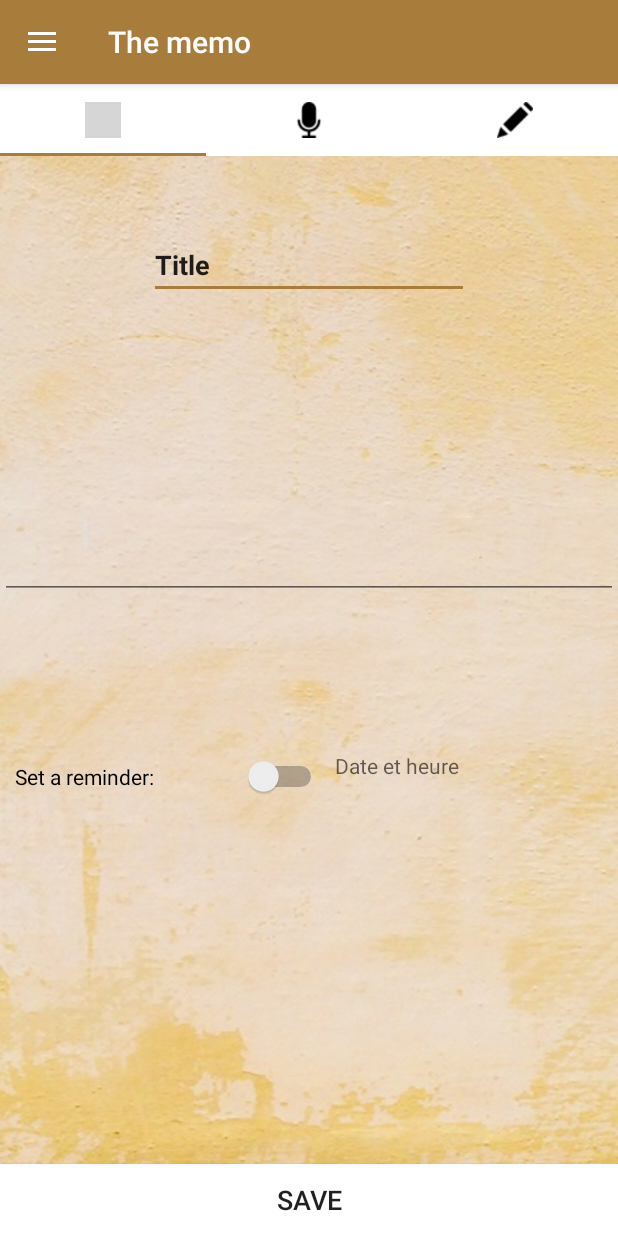
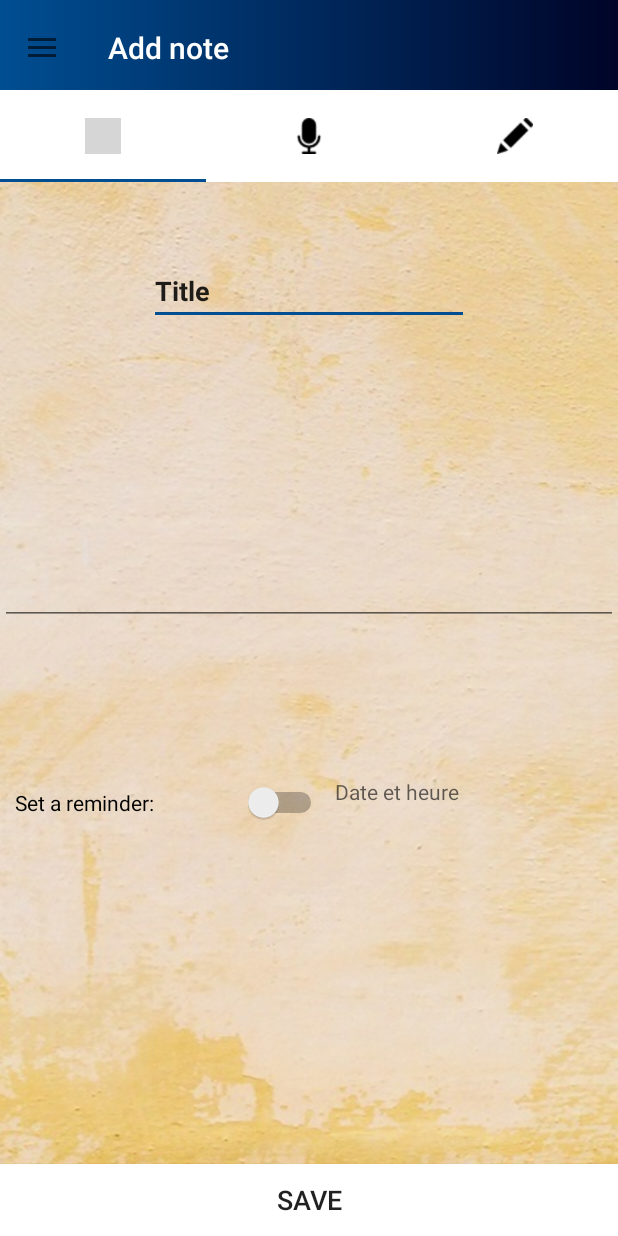
Before and after one commit to IMagwaI/Memo-app, an Android app: the screen it shows after launch (AddActivity), in the side drawer, after a tap on "Add a Note", on a phone screen of 412 x 824 dp. Run offline under Robolectric (Android 15) with nearby library versions, the phone set to English and light mode, and no system bars; our stand-ins replace Room's generated code; 1 statement that could not run was skipped; grey boxes are pictures that could not be loaded.

Commit message:
add gradient colors

```diff
--- a/app/src/main/java/com/example/myapplication/AddActivity.kt
+++ b/app/src/main/java/com/example/myapplication/AddActivity.kt
@@ -3,6 +3,7 @@ package com.example.myapplication
 import android.app.DatePickerDialog
 import android.app.TimePickerDialog
 import android.content.Intent
+import android.graphics.Color
 import android.icu.text.SimpleDateFormat
 import android.icu.util.Calendar
 import android.os.Build
@@ -15,6 +16,7 @@ import android.widget.Toast
 import androidx.annotation.RequiresApi
 import androidx.appcompat.app.ActionBarDrawerToggle
 import androidx.appcompat.app.AppCompatActivity
+import androidx.appcompat.widget.Toolbar
 import androidx.drawerlayout.widget.DrawerLayout
 import androidx.viewpager.widget.ViewPager
 import com.example.myapplication.fragments.descriptionNote
@@ -37,6 +39,11 @@ class AddActivity : BaseActivity() {
     override fun onCreate(savedInstanceState: Bundle?) {
         super.onCreate(savedInstanceState)
         setContentView(R.layout.activity_add)
+        title = "Add note"
+        val toolbar: Toolbar = findViewById(R.id.toolbar)
+        toolbar.setTitleTextColor(Color.WHITE)
+        setSupportActionBar(toolbar)
+
         idNote = intent.getIntExtra("id", 0)
         if (idNote!! > 0) {
             titleNote = intent.getStringExtra("title")
@@ -44,7 +51,6 @@ class AddActivity : BaseActivity() {
         }
 
 
-        title = "The memo"
         tabLayout = findViewById(R.id.tabLayout)
         viewPager = findViewById(R.id.viewPager)
         tabLayout.addTab(tabLayout.newTab().setIcon(R.mipmap.text))
--- a/app/src/main/java/com/example/myapplication/DrawShowActivity.kt
+++ b/app/src/main/java/com/example/myapplication/DrawShowActivity.kt
@@ -1,8 +1,10 @@
 package com.example.myapplication
 
 import android.graphics.BitmapFactory
+import android.graphics.Color
 import android.os.Bundle
 import androidx.appcompat.app.AppCompatActivity
+import androidx.appcompat.widget.Toolbar
 
 class DrawShowActivity : AppCompatActivity() {
         var id:Int?=null
@@ -11,6 +13,9 @@ class DrawShowActivity : AppCompatActivity() {
             val img=intent.getByteArrayExtra("img")
             super.onCreate(savedInstanceState)
             setContentView(R.layout.draw_show_activity)
+            val toolbar: Toolbar = findViewById(R.id.toolbar)
+            toolbar.setTitleTextColor(Color.WHITE)
+            setSupportActionBar(toolbar)
             println(img)
             if(img!=null) {
                 id=intent.getIntExtra("id", -1)
--- a/app/src/main/java/com/example/myapplication/MainActivity.kt
+++ b/app/src/main/java/com/example/myapplication/MainActivity.kt
@@ -6,12 +6,14 @@ import android.content.Context
 import android.content.Intent
 import android.database.Cursor
 import android.database.sqlite.SQLiteDatabase
+import android.graphics.Color
 import android.os.Bundle
 import android.view.Menu
 import android.view.View
 import android.view.ViewGroup
 import android.widget.*
 import androidx.appcompat.app.AlertDialog
+import androidx.appcompat.widget.Toolbar
 import androidx.recyclerview.widget.ItemTouchHelper
 import androidx.recyclerview.widget.RecyclerView
 import androidx.room.RoomMasterTable.TABLE_NAME
@@ -32,6 +34,9 @@ class MainActivity : BaseActivity() {
     override fun onCreate(savedInstanceState: Bundle?) {
         super.onCreate(savedInstanceState)
         setContentView(R.layout.activity_main)
+        val toolbar: Toolbar = findViewById(R.id.toolbar)
+        toolbar.setTitleTextColor(Color.WHITE)
+        setSupportActionBar(toolbar)
         refreshTodayLabel()
 
 
--- a/app/src/main/java/com/example/myapplication/firebase/LoginActivity.kt
+++ b/app/src/main/java/com/example/myapplication/firebase/LoginActivity.kt
@@ -1,8 +1,10 @@
 package com.example.myapplication.firebase
 
 import android.content.Intent
+import android.graphics.Color
 import android.os.Bundle
 import android.widget.Toast
+import androidx.appcompat.widget.Toolbar
 import com.example.myapplication.BaseActivity
 import com.example.myapplication.R
 import com.google.android.gms.auth.api.signin.GoogleSignIn
@@ -26,6 +28,9 @@ class LoginActivity : BaseActivity() {
     override fun onCreate(savedInstanceState: Bundle?) {
         super.onCreate(savedInstanceState)
         setContentView(R.layout.activity_login)
+        val toolbar: Toolbar = findViewById(R.id.toolbar)
+        toolbar.setTitleTextColor(Color.WHITE)
+        setSupportActionBar(toolbar)
         firebaseAuth= FirebaseAuth.getInstance()
         gso= GoogleSignInOptions.Builder(GoogleSignInOptions.DEFAULT_SIGN_IN)
             .requestIdToken("34402196657-onggn4hj92h9sur9eb62f1p5sprqg43c.apps.googleusercontent.com")
--- a/app/src/main/java/com/example/myapplication/firebase/OnlineDBActivity.kt
+++ b/app/src/main/java/com/example/myapplication/firebase/OnlineDBActivity.kt
@@ -1,6 +1,8 @@
 package com.example.myapplication.firebase
 
+import android.graphics.Color
 import android.os.Bundle
+import androidx.appcompat.widget.Toolbar
 import androidx.viewpager.widget.ViewPager
 import com.example.myapplication.BaseActivity
 import com.example.myapplication.R
@@ -14,7 +16,9 @@ class OnlineDBActivity: BaseActivity() {
     override fun onCreate(savedInstanceState: Bundle?) {
         super.onCreate(savedInstanceState)
         setContentView(R.layout.activity_firebase)
-
+        val toolbar: Toolbar = findViewById(R.id.toolbar)
+        toolbar.setTitleTextColor(Color.WHITE)
+        setSupportActionBar(toolbar)
 
         title = "The memo"
         tabLayout = findViewById(R.id.tabLayout)
--- /dev/null
+++ b/app/src/main/res/drawable/gradient_drawable.xml
@@ -0,0 +1,25 @@
+<?xml version="1.0" encoding="utf-8"?>
+<shape android:shape="rectangle" xmlns:android="http://schemas.android.com/apk/res/android">
+
+    <gradient
+        android:startColor="#000428"
+        android:endColor="#004e92"
+        android:angle="180"
+        />
+
+</shape>
+
+
+<!--
+<?xml version="1.0" encoding="utf-8"?>
+<shape android:shape="rectangle" xmlns:android="http://schemas.android.com/apk/res/android">
+
+    <gradient
+        android:startColor="#42275a"
+        android:endColor="#734b6d"
+        android:angle="180"
+        />
+
+</shape>
+
+-->
--- a/app/src/main/res/layout/activity_add.xml
+++ b/app/src/main/res/layout/activity_add.xml
@@ -4,18 +4,33 @@
     android:layout_width="match_parent"
     android:layout_height="match_parent"
     xmlns:tools="http://schemas.android.com/tools">
+
+    <LinearLayout
+        android:id="@+id/tab"
+        android:layout_width="match_parent"
+        android:layout_height="wrap_content"
+        app:layout_constraintTop_toTopOf="parent">
+
+        <include layout="@layout/gradient_toolbar" />
+    </LinearLayout>
+
     <com.google.android.material.tabs.TabLayout
         android:id="@+id/tabLayout"
         android:layout_width="match_parent"
-        android:layout_height="wrap_content"
-        android:background="#FFFFFF">
-    </com.google.android.material.tabs.TabLayout>
+        android:layout_height="61dp"
+        android:layout_below="@+id/tab"
+        android:layout_marginTop="0dp"
+        android:background="#FFFFFF" />
+
     <androidx.viewpager.widget.ViewPager
         android:id="@+id/viewPager"
-        android:layout_width="wrap_content"
-        android:layout_height="wrap_content"
-        android:layout_below="@id/tabLayout"
-        android:layout_centerInParent="true"
+        android:layout_width="match_parent"
+        android:layout_height="match_parent"
+        android:layout_below="@+id/tabLayout"
+        android:layout_alignParentBottom="true"
+        android:layout_centerHorizontal="true"
+        android:layout_marginTop="0dp"
+        android:layout_marginBottom="0dp"
         tools:layout_editor_absoluteX="8dp" />
 
 </RelativeLayout>
--- /dev/null
+++ b/app/src/main/res/layout/gradient_toolbar.xml
@@ -0,0 +1,16 @@
+<?xml version="1.0" encoding="utf-8"?>
+<LinearLayout xmlns:android="http://schemas.android.com/apk/res/android"
+    xmlns:app="http://schemas.android.com/apk/res-auto"
+    android:layout_width="match_parent"
+    android:layout_height="60sp"
+    android:background="@drawable/gradient_drawable"
+    android:gravity="bottom"
+    android:orientation="vertical">
+
+    <androidx.appcompat.widget.Toolbar
+        android:id="@+id/toolbar"
+        android:layout_width="match_parent"
+        android:layout_height="?actionBarSize"
+        app:titleTextColor="#FFFFFF" />
+
+</LinearLayout>
--- a/app/src/main/res/layout/nav_header.xml
+++ b/app/src/main/res/layout/nav_header.xml
@@ -4,7 +4,8 @@
     android:layout_width="match_parent"
     android:layout_height="wrap_content"
     android:gravity="center"
-    android:background="@color/colorPrimaryDark">
+    android:background="@drawable/gradient_drawable"
+    >
     <ImageView
         android:layout_width="180dp"
         android:layout_height="130dp"
--- a/app/src/main/res/layout/noteticket.xml
+++ b/app/src/main/res/layout/noteticket.xml
@@ -97,7 +97,7 @@
                         android:layout_marginLeft="5dp"
                         android:layout_marginTop="5dp"
                         android:text="title"
-                        android:textColor="#9C27B0"
+                        android:textColor="#004e92"
                         android:textSize="14sp" />
 
                 </LinearLayout>
--- a/app/src/main/res/menu/main.xml
+++ b/app/src/main/res/menu/main.xml
@@ -1,12 +1,12 @@
 <?xml version="1.0" encoding="utf-8"?>
 <menu xmlns:android="http://schemas.android.com/apk/res/android"
-    xmlns:app="http://schemas.android.com/apk/res-auto">
+    xmlns:app="http://schemas.android.com/apk/res-auto"
+    >
     <item
-        android:title="Search"
         android:id="@+id/nav_search"
         android:icon="@drawable/ic_baseline_search_24"
-        app:showAsAction="ifRoom|withText"
+        android:title="Search"
         app:actionViewClass="android.widget.SearchView"
-        />
+        app:showAsAction="ifRoom|withText" />
 
 </menu>
--- a/app/src/main/res/values/colors.xml
+++ b/app/src/main/res/values/colors.xml
@@ -1,8 +1,8 @@
 <?xml version="1.0" encoding="utf-8"?>
 <resources>
-    <color name="colorPrimary">#A87C3B</color>
+    <color name="colorPrimary">#004e92</color>
     <color name="colorPrimaryDark">#0C0A06</color>
-    <color name="colorAccent">#A87C3B</color>
+    <color name="colorAccent">#004e92</color>
     <color name="colorBackground">#F4F3F0</color>
     <color name="colorPaint">#0C0A86</color>
     <color name="gray">#d4d3d3</color>
--- a/app/src/main/res/values/styles.xml
+++ b/app/src/main/res/values/styles.xml
@@ -1,6 +1,6 @@
 <resources>
     <!-- Base application theme. -->
-    <style name="AppTheme" parent="Theme.AppCompat.Light.DarkActionBar">
+    <style name="AppTheme" parent="Theme.AppCompat.Light.NoActionBar">
         <!-- Customize your theme here. -->
         <item name="colorPrimary">@color/colorPrimary</item>
         <item name="colorPrimaryDark">@color/colorPrimaryDark</item>
```
Also changed, not shown: app/src/main/java/com/example/myapplication/CalendarActivity.kt (+4 -3 lines), app/src/main/res/layout/activity_calendar.xml (+13 -1 lines), app/src/main/res/layout/activity_firebase.xml (+21 -7 lines), app/src/main/res/layout/activity_login.xml (+18 -0 lines), app/src/main/res/layout/activity_main.xml (+21 -7 lines), app/src/main/res/layout/draw_show_activity.xml (+13 -1 lines).
